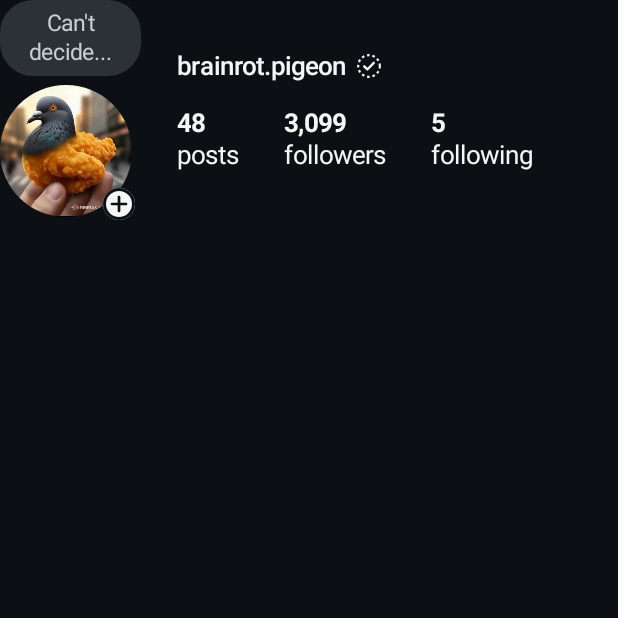
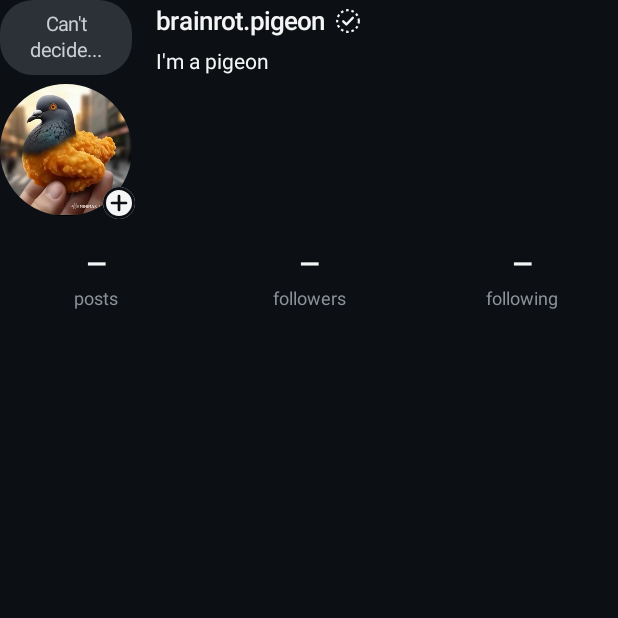
Before and after one commit to DevGBX9/Android-app, an Android app built with Jetpack Compose: the composable ProfileCard shown on its own in the app's theme, on a phone screen of 412 x 824 dp, the top half of it. Run offline under Robolectric (Android 15) with nearby library versions, the phone set to English and light mode, and no system bars; pictures from the network do not load.

Commit message:
Remove default stats, add loading skeleton and fix stats layout
Drop the hardcoded 3099/48/5 fallbacks and read a fresh cache key so old
cached numbers are ignored; show a shimmering skeleton until real data
arrives. Move the stats into their own full-width row so follower digits
are no longer clipped, and rebalance the card spacing around a centered
profile column. Bump to 1.4.0.

```diff
--- a/android/app/build.gradle.kts
+++ b/android/app/build.gradle.kts
@@ -33,8 +33,8 @@ android {
         applicationId = "com.brainrot.pigeon"
         minSdk = 26
         targetSdk = 35
-        versionCode = 5
-        versionName = "1.3.1"
+        versionCode = 6
+        versionName = "1.4.0"
 
         buildConfigField(
             "String",
--- a/android/app/src/main/java/com/brainrot/pigeon/data/Profile.kt
+++ b/android/app/src/main/java/com/brainrot/pigeon/data/Profile.kt
@@ -4,23 +4,23 @@ import kotlinx.serialization.Serializable
 
 const val FALLBACK_USERNAME = "brainrot.pigeon"
 const val FALLBACK_BIO = "I'm a pigeon"
-const val FALLBACK_POSTS = 48
-const val FALLBACK_FOLLOWERS = 3099
-const val FALLBACK_FOLLOWING = 5
 const val NOTE_TEXT = "Can't decide..."
 const val PROFILE_PAGE_URL = "https://www.instagram.com/brainrot.pigeon/"
 
 /**
  * نفس شكل البيانات اللي يرجعها بروكسي Cloudflare Worker، مع وقت آخر تحديث
  * حتى نعرف نعرض نسخة الكاش عند فتح التطبيق بدون انتظار الشبكة.
+ *
+ * لا توجد أرقام افتراضية إطلاقاً: كل عدّاد `null` حتى تصل قيمته الحقيقية من
+ * إنستغرام، والواجهة تعرض Skeleton أثناء الجلب.
  */
 @Serializable
 data class Profile(
     val username: String = FALLBACK_USERNAME,
     val bio: String = FALLBACK_BIO,
-    val posts: Int? = FALLBACK_POSTS,
-    val followers: Int? = FALLBACK_FOLLOWERS,
-    val following: Int? = FALLBACK_FOLLOWING,
+    val posts: Int? = null,
+    val followers: Int? = null,
+    val following: Int? = null,
     val avatarUrl: String = "",
     val fetchedAt: Long = 0L,
 )
--- a/android/app/src/main/java/com/brainrot/pigeon/data/ProfileRepository.kt
+++ b/android/app/src/main/java/com/brainrot/pigeon/data/ProfileRepository.kt
@@ -23,7 +23,9 @@ import okhttp3.HttpUrl.Companion.toHttpUrlOrNull
 import okhttp3.OkHttpClient
 import okhttp3.Request
 
-private val PROFILE_JSON_KEY = stringPreferencesKey("profile_json")
+// نسخة جديدة من المفتاح: نتجاهل أي كاش قديم كان يحمل الأرقام الافتراضية
+// (3099/48/5) حتى لا تظهر أبداً بعد التحديث.
+private val PROFILE_JSON_KEY = stringPreferencesKey("profile_json_v2")
 private const val MIN_REQUEST_GAP_MS = 20_000L
 private const val GRAPH_BASE = "https://graph.facebook.com"
 private const val GRAPH_VERSION = "v27.0"
--- a/android/app/src/main/java/com/brainrot/pigeon/ui/components/ProfileCard.kt
+++ b/android/app/src/main/java/com/brainrot/pigeon/ui/components/ProfileCard.kt
@@ -1,5 +1,11 @@
 package com.brainrot.pigeon.ui.components
 
+import androidx.compose.animation.core.LinearEasing
+import androidx.compose.animation.core.RepeatMode
+import androidx.compose.animation.core.animateFloat
+import androidx.compose.animation.core.infiniteRepeatable
+import androidx.compose.animation.core.rememberInfiniteTransition
+import androidx.compose.animation.core.tween
 import androidx.compose.foundation.Canvas
 import androidx.compose.foundation.background
 import androidx.compose.foundation.layout.Arrangement
@@ -17,14 +23,19 @@ import androidx.compose.foundation.layout.width
 import androidx.compose.foundation.shape.RoundedCornerShape
 import androidx.compose.material3.Text
 import androidx.compose.runtime.Composable
+import androidx.compose.runtime.getValue
 import androidx.compose.ui.Alignment
 import androidx.compose.ui.Modifier
 import androidx.compose.ui.draw.clip
+import androidx.compose.ui.geometry.Offset
+import androidx.compose.ui.graphics.Brush
+import androidx.compose.ui.graphics.Color
 import androidx.compose.ui.graphics.Path
 import androidx.compose.ui.graphics.PathEffect
 import androidx.compose.ui.graphics.StrokeCap
 import androidx.compose.ui.graphics.StrokeJoin
 import androidx.compose.ui.graphics.drawscope.Stroke
+import androidx.compose.ui.platform.LocalDensity
 import androidx.compose.ui.text.font.FontWeight
 import androidx.compose.ui.text.style.TextAlign
 import androidx.compose.ui.text.style.TextOverflow
@@ -37,39 +48,47 @@ import com.brainrot.pigeon.data.Profile
 import com.brainrot.pigeon.ui.AvatarUiState
 import com.brainrot.pigeon.ui.theme.Bubble
 import com.brainrot.pigeon.ui.theme.BubbleText
+import com.brainrot.pigeon.ui.theme.TextMuted
 import com.brainrot.pigeon.ui.theme.TextPrimary
 
+private val ShimmerBase = Color(0xFF232A31)
+private val ShimmerHighlight = Color(0xFF3B454F)
+
+/**
+ * كرت الحساب: الببل + الصورة على اليسار، والاسم + البايو على اليمين، ثم صف
+ * الإحصائيات بعرض الكرت كامل حتى تأخذ كل خانة مساحتها ولا ينقصّ أي رقم.
+ * أثناء أول جلب تظهر أشرطة Skeleton متحركة بدل الأرقام.
+ */
 @Composable
 fun ProfileCard(
     profile: Profile,
     avatar: AvatarUiState,
+    loading: Boolean,
     onAvatarLanded: () -> Unit,
     onAvatarClick: () -> Unit,
 ) {
     BoxWithConstraints(Modifier.fillMaxWidth()) {
-        val compact = maxWidth < 380.dp
-        val tight = maxWidth < 340.dp
+        val compact = maxWidth < 360.dp
 
-        val avatarSize = if (compact) 78.dp else 88.dp
-        val valueSize = when {
-            tight -> 12.sp
-            compact -> 15.sp
-            else -> 17.sp
-        }
-        val statGap = when {
-            tight -> 10.dp
-            compact -> 20.dp
-            else -> 30.dp
-        }
+        val avatarSize = if (compact) 76.dp else 88.dp
         val nameSize = if (compact) 15.sp else 17.sp
+        val bioSize = if (compact) 13.sp else 14.sp
+        val statValueSize = if (compact) 15.sp else 17.sp
+        val statLabelSize = if (compact) 11.sp else 12.sp
+        val statGap = if (compact) 8.dp else 14.dp
 
+        Column(Modifier.fillMaxWidth()) {
             Row(
                 modifier = Modifier.fillMaxWidth(),
-            horizontalArrangement = Arrangement.spacedBy(24.dp),
+                horizontalArrangement = Arrangement.spacedBy(16.dp),
+                verticalAlignment = Alignment.Top,
             ) {
-            Column(modifier = Modifier.width(avatarSize + 6.dp)) {
+                Column(
+                    modifier = Modifier.width(avatarSize),
+                    horizontalAlignment = Alignment.CenterHorizontally,
+                ) {
                     NoteBubble(
-                    width = avatarSize + 6.dp,
+                        width = avatarSize,
                         minHeight = avatarSize * 0.57f,
                     )
                     Spacer(Modifier.height(6.dp))
@@ -84,7 +103,8 @@ fun ProfileCard(
                 Column(
                     modifier = Modifier
                         .weight(1f)
-                    .padding(top = if (compact) 30.dp else 34.dp),
+                        .padding(top = 4.dp),
+                    verticalArrangement = Arrangement.spacedBy(8.dp),
                 ) {
                     Row(
                         verticalAlignment = Alignment.CenterVertically,
@@ -102,25 +122,115 @@ fun ProfileCard(
                         VerifiedBadge(Modifier.size(17.dp))
                     }
 
+                    Text(
+                        text = profile.bio.ifBlank { " " },
+                        color = TextPrimary,
+                        fontSize = bioSize,
+                        lineHeight = (bioSize.value + 5).sp,
+                        maxLines = 3,
+                        overflow = TextOverflow.Ellipsis,
+                    )
+                }
+            }
+
+            Spacer(Modifier.height(22.dp))
+
             Row(
-                    modifier = Modifier.padding(top = 18.dp),
+                modifier = Modifier.fillMaxWidth(),
                 horizontalArrangement = Arrangement.spacedBy(statGap),
             ) {
-                    StatColumn(value = profile.posts, label = "posts", valueSize = valueSize)
-                    StatColumn(value = profile.followers, label = "followers", valueSize = valueSize)
-                    StatColumn(value = profile.following, label = "following", valueSize = valueSize)
-                }
+                StatColumn(
+                    modifier = Modifier.weight(1f),
+                    value = profile.posts,
+                    label = "posts",
+                    loading = loading,
+                    valueSize = statValueSize,
+                    labelSize = statLabelSize,
+                )
+                StatColumn(
+                    modifier = Modifier.weight(1f),
+                    value = profile.followers,
+                    label = "followers",
+                    loading = loading,
+                    valueSize = statValueSize,
+                    labelSize = statLabelSize,
+                )
+                StatColumn(
+                    modifier = Modifier.weight(1f),
+                    value = profile.following,
+                    label = "following",
+                    loading = loading,
+                    valueSize = statValueSize,
+                    labelSize = statLabelSize,
+                )
             }
         }
     }
 }
 
 @Composable
-private fun StatColumn(value: Int?, label: String, valueSize: TextUnit) {
-    Column(verticalArrangement = Arrangement.spacedBy(2.dp)) {
+private fun StatColumn(
+    modifier: Modifier,
+    value: Int?,
+    label: String,
+    loading: Boolean,
+    valueSize: TextUnit,
+    labelSize: TextUnit,
+) {
+    Column(
+        modifier = modifier,
+        horizontalAlignment = Alignment.CenterHorizontally,
+        verticalArrangement = Arrangement.spacedBy(3.dp),
+    ) {
+        Box(
+            modifier = Modifier.height(20.dp),
+            contentAlignment = Alignment.Center,
+        ) {
+            if (loading) {
+                ShimmerBar(width = 40.dp, height = 14.dp)
+            } else {
                 RollingNumber(value = value, fontSize = valueSize)
-        Text(text = label, color = TextPrimary, fontSize = valueSize, maxLines = 1, softWrap = false)
             }
+        }
+        Text(
+            text = label,
+            color = TextMuted,
+            fontSize = labelSize,
+            maxLines = 1,
+            softWrap = false,
+        )
+    }
+}
+
+/** شريط تحميل لامع يستخدم أثناء أول جلب للبيانات بدل الأرقام. */
+@Composable
+private fun ShimmerBar(width: Dp, height: Dp) {
+    val transition = rememberInfiniteTransition(label = "stat-skeleton")
+    val shift by transition.animateFloat(
+        initialValue = -1f,
+        targetValue = 1f,
+        animationSpec = infiniteRepeatable(
+            animation = tween(durationMillis = 1100, easing = LinearEasing),
+            repeatMode = RepeatMode.Restart,
+        ),
+        label = "stat-skeleton-shift",
+    )
+
+    val widthPx = with(LocalDensity.current) { width.toPx() }
+
+    Box(
+        modifier = Modifier
+            .width(width)
+            .height(height)
+            .clip(RoundedCornerShape(50))
+            .background(
+                Brush.linearGradient(
+                    colors = listOf(ShimmerBase, ShimmerHighlight, ShimmerBase),
+                    start = Offset(shift * widthPx * 2f, 0f),
+                    end = Offset(shift * widthPx * 2f + widthPx, 0f),
+                ),
+            ),
+    )
 }
 
 @Composable
@@ -131,14 +241,14 @@ private fun NoteBubble(width: Dp, minHeight: Dp) {
             .heightIn(min = minHeight)
             .clip(RoundedCornerShape(22.dp))
             .background(Bubble)
-            .padding(horizontal = 10.dp, vertical = 6.dp),
+            .padding(horizontal = 8.dp, vertical = 6.dp),
         contentAlignment = Alignment.Center,
     ) {
         Text(
             text = NOTE_TEXT,
             color = BubbleText,
-            fontSize = 15.sp,
-            lineHeight = 19.sp,
+            fontSize = 13.sp,
+            lineHeight = 17.sp,
             textAlign = TextAlign.Center,
             maxLines = 2,
         )
```
Also changed, not shown: android/app/src/main/java/com/brainrot/pigeon/ui/ProfileScreen.kt (+9 -11 lines), android/app/src/main/java/com/brainrot/pigeon/ui/components/RollingNumber.kt (+12 -3 lines), 1 other file. Lines whose indentation alone changed are shown as unchanged.
